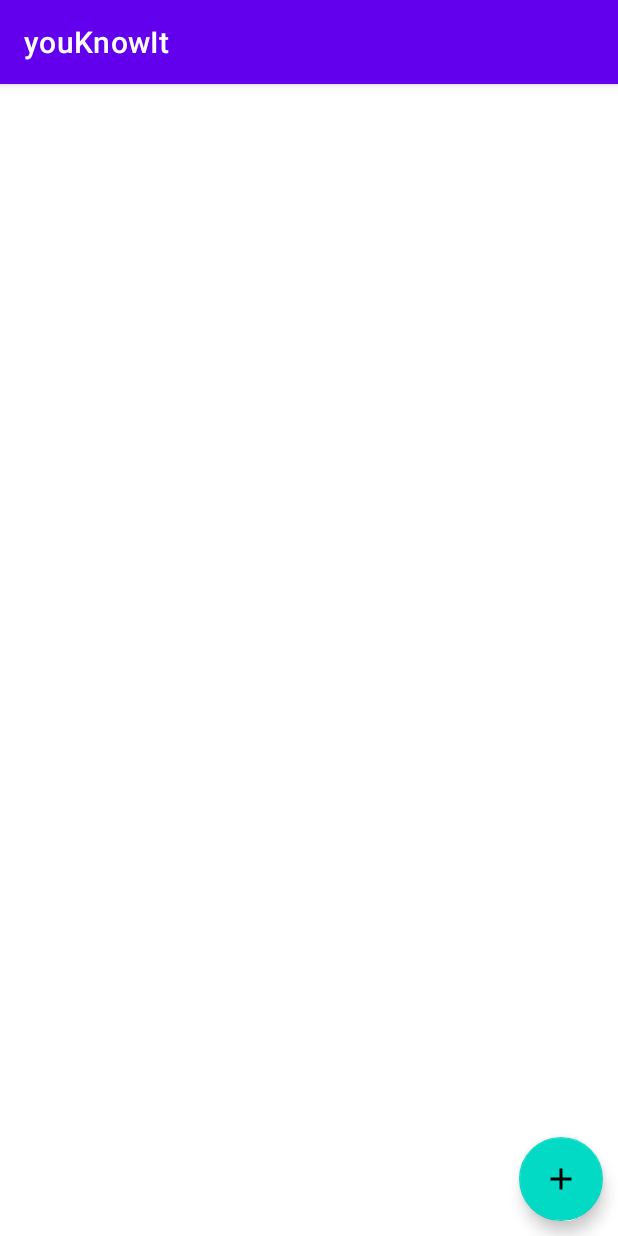
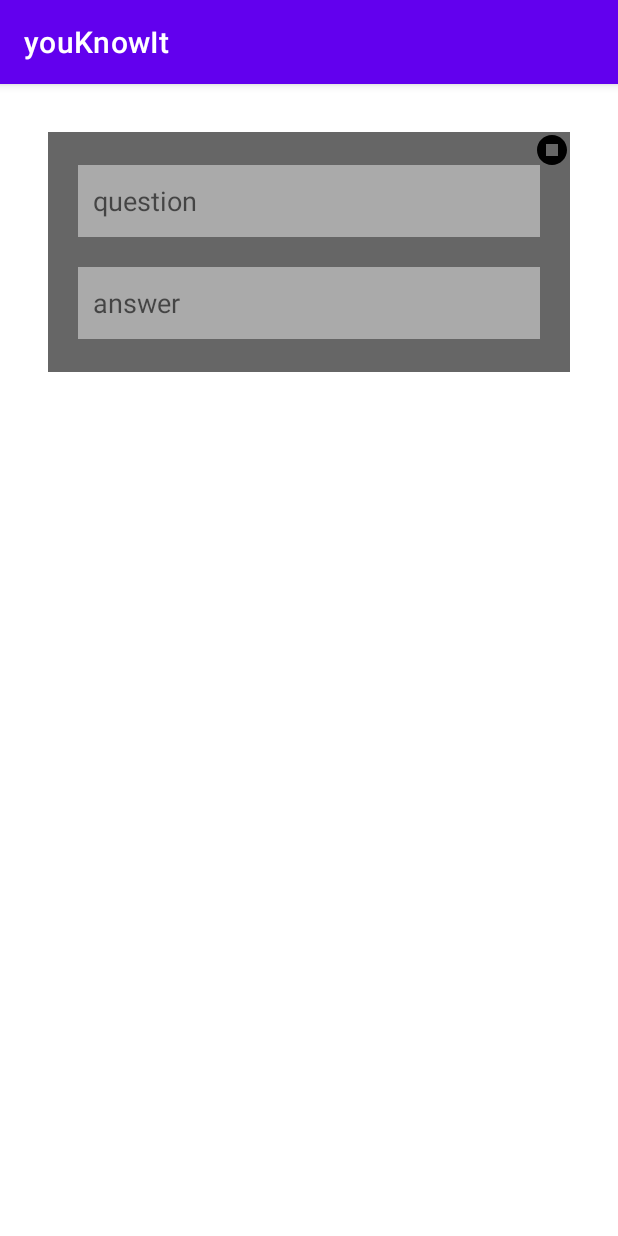
Before and after one commit to DayidTempest/youKnowIt, an Android app: the screen it shows after launch (MainActivity), on a phone screen of 412 x 824 dp. Run offline under Robolectric (Android 15) with nearby library versions, the phone set to English and light mode, and no system bars.

Commit message:
commit with single_question_and_answer_tile and graphic

```diff
--- a/app/src/main/java/com/bluescript/youknowit/MainActivity.java
+++ b/app/src/main/java/com/bluescript/youknowit/MainActivity.java
@@ -9,7 +9,7 @@ public class MainActivity extends AppCompatActivity {
     @Override
     protected void onCreate(Bundle savedInstanceState) {
         super.onCreate(savedInstanceState);
-        setContentView(R.layout.activity_main);
+        setContentView(R.layout.single_question_and_answer_tile);
     }
 
 }
--- /dev/null
+++ b/app/src/main/res/drawable/ic_baseline_save_24.xml
@@ -0,0 +1,5 @@
+<vector android:height="24dp" android:tint="#000000"
+    android:viewportHeight="24" android:viewportWidth="24"
+    android:width="24dp" xmlns:android="http://schemas.android.com/apk/res/android">
+    <path android:fillColor="@android:color/white" android:pathData="M17,3L5,3c-1.11,0 -2,0.9 -2,2v14c0,1.1 0.89,2 2,2h14c1.1,0 2,-0.9 2,-2L21,7l-4,-4zM12,19c-1.66,0 -3,-1.34 -3,-3s1.34,-3 3,-3 3,1.34 3,3 -1.34,3 -3,3zM15,9L5,9L5,5h10v4z"/>
+</vector>
--- /dev/null
+++ b/app/src/main/res/drawable/ic_baseline_stop_circle_24.xml
@@ -0,0 +1,6 @@
+<vector android:height="24dp" android:tint="#000000"
+    android:viewportHeight="24" android:viewportWidth="24"
+    android:width="24dp" xmlns:android="http://schemas.android.com/apk/res/android">
+    <path android:fillColor="@android:color/white"
+        android:fillType="evenOdd" android:pathData="M8,16h8V8H8V16zM12,2C6.48,2 2,6.48 2,12s4.48,10 10,10s10,-4.48 10,-10S17.52,2 12,2L12,2z"/>
+</vector>
--- /dev/null
+++ b/app/src/main/res/layout/single_question_and_answer_tile.xml
@@ -0,0 +1,50 @@
+<?xml version="1.0" encoding="utf-8"?>
+<RelativeLayout xmlns:android="http://schemas.android.com/apk/res/android"
+        android:layout_width="match_parent"
+        android:layout_height="160dp"
+        android:layout_marginStart="32dp"
+        android:layout_marginTop="32dp"
+        android:layout_marginEnd="32dp"
+        android:layout_marginBottom="32dp"
+        android:background="#666"
+        android:orientation="vertical"
+        android:gravity="center"
+        >
+
+    <RelativeLayout
+            android:layout_width="match_parent"
+            android:layout_height="match_parent"
+           android:gravity="center"
+            >
+        <EditText
+            android:layout_width="match_parent"
+            android:layout_height="48dp"
+            android:layout_marginBottom="20dp"
+            android:layout_marginEnd="20dp"
+            android:layout_marginStart="20dp"
+            android:hint="@string/question_hint"
+            android:id="@+id/question_place"
+            android:background="#AAA"
+            android:paddingStart="10dp"
+            android:paddingEnd="0dp"
+            android:layout_above="@id/answer_place"
+            />
+        <EditText
+            android:layout_width="match_parent"
+            android:layout_height="48dp"
+            android:layout_marginEnd="20dp"
+            android:layout_marginStart="20dp"
+            android:hint="@string/answer_hint"
+            android:id="@+id/answer_place"
+            android:background="#AAA"
+            android:paddingStart="10dp"
+            android:paddingEnd="0dp"
+            />
+        </RelativeLayout>
+    <ImageButton
+        android:layout_width="24dp"
+        android:layout_height="24dp"
+        android:layout_alignParentEnd="true"
+        android:background="@drawable/ic_baseline_stop_circle_24" />
+
+</RelativeLayout>
--- a/app/src/main/res/values/strings.xml
+++ b/app/src/main/res/values/strings.xml
@@ -1,3 +1,6 @@
-<resources>
+<resources xmlns:tools="http://schemas.android.com/tools">
     <string name="app_name">youKnowIt</string>
+    <string name="question_hint">question</string>
+    <string name="answer_hint">answer</string>
+    <string name="delete_tile_button" tools:ignore="ExtraTranslation">delete_tile_button</string>
 </resources>
```
